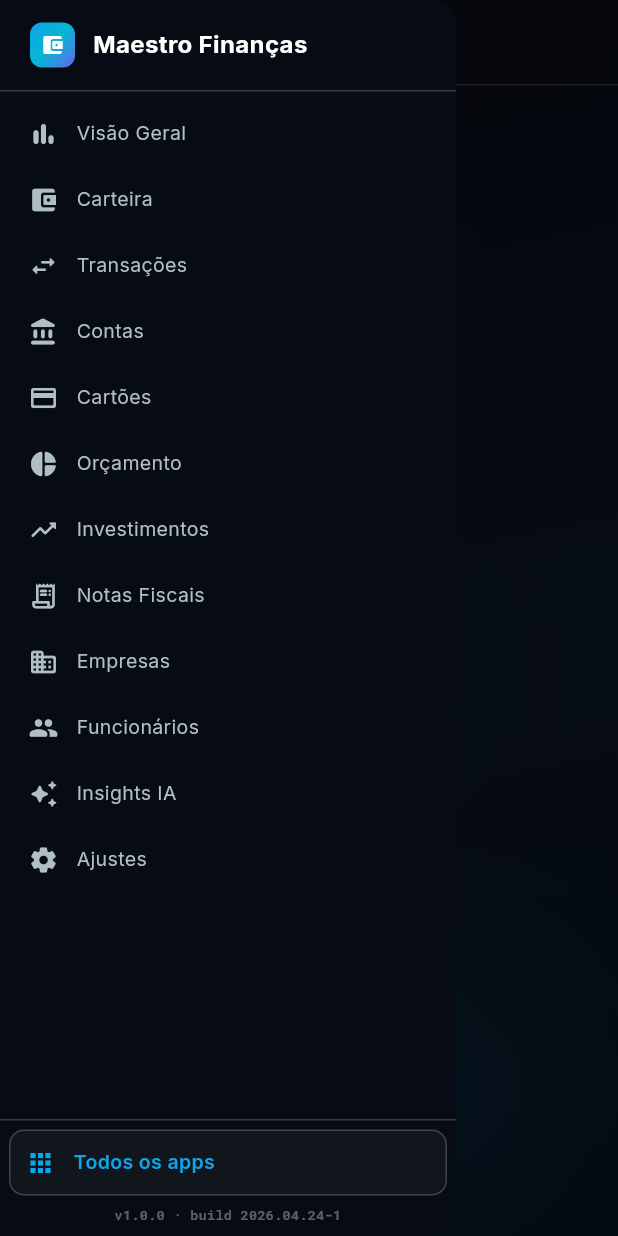
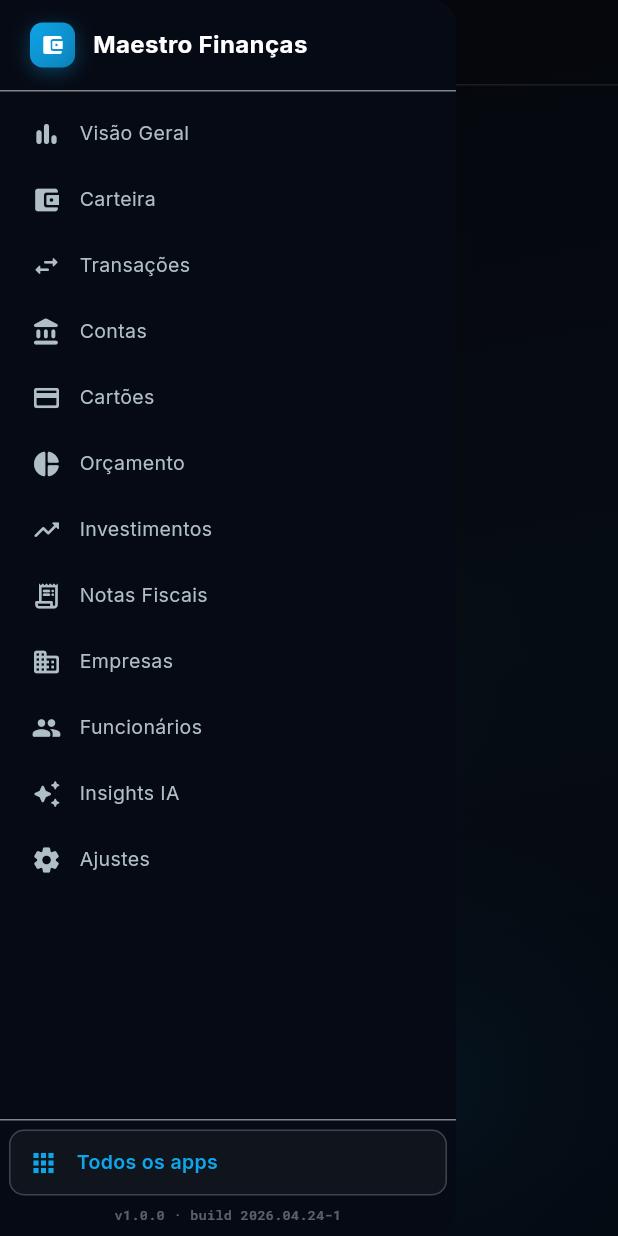
Before and after one commit to devchave/MaestroFinancas, a Flutter app: the ToolScaffold screen opened directly with empty values, with the side drawer open, on a phone screen of 412 x 824 dp. Run offline on Flutter 3.47's test engine with Material 3 defaults, Android fonts, the phone set to English and light mode, and no system bars; our stand-ins replace flutter_animate, go_router, google_fonts.

Commit message:
Refactor ToolScaffold to use design system
- Sidebar background shifted from pure-black to #060A14 (subtle depth)
- All paddings/radii via AppSpacing/AppRadius tokens
- All text via AppTypo (titleSmall, bodySmall)
- AppIconBadge replaces hand-rolled gradient badge in top bar and drawer header
- AppDivider replaces raw Divider usages
- Drawer header shows proper brand (icon badge + 'Maestro Finanças')

https://claude.ai/code/session_011YfDwKA5sEXCSYcbTsZePf

```diff
--- a/app/lib/widgets/tool_scaffold.dart
+++ b/app/lib/widgets/tool_scaffold.dart
@@ -1,9 +1,12 @@
 import 'package:flutter/material.dart';
 import 'package:go_router/go_router.dart';
-import 'package:google_fonts/google_fonts.dart';
 import '../models/app_tool.dart';
 import '../theme/app_colors.dart';
+import '../theme/app_radius.dart';
+import '../theme/app_spacing.dart';
+import '../theme/app_typography.dart';
 import 'animated_background.dart';
+import 'app_ui.dart';
 import 'version_badge.dart';
 
 const _kCollapsed = 64.0;
@@ -11,8 +14,8 @@ const _kExpanded = 240.0;
 const _kDesktopBreak = 900.0;
 
 /// Scaffold compartilhado por todas as telas de ferramenta.
-/// Desktop (≥900px): sidebar permanente colapsável via hamburger interno.
-/// Mobile (<900px): sidebar vira Drawer abrível pelo hamburger no top bar.
+/// Desktop (≥900px): sidebar permanente colapsável via hamburger.
+/// Mobile (<900px): sidebar vira Drawer abrível pelo hamburger do top bar.
 class ToolScaffold extends StatefulWidget {
   final String toolId;
   final Widget content;
@@ -55,9 +58,7 @@ class _ToolScaffoldState extends State<ToolScaffold> {
     return Scaffold(
       key: _scaffoldKey,
       backgroundColor: AppColors.bg1,
-      drawer: isDesktop
-          ? null
-          : _MobileDrawer(currentId: widget.toolId),
+      drawer: isDesktop ? null : _MobileDrawer(currentId: widget.toolId),
       floatingActionButton: widget.floatingActionButton,
       body: AnimatedBackground(
         child: SafeArea(
@@ -126,7 +127,8 @@ class _DesktopSidebar extends StatelessWidget {
   @override
   Widget build(BuildContext context) {
     return Container(
-      color: const Color(0xFF070C14),
+      // Tom levemente mais escuro que bg1 para criar profundidade
+      color: const Color(0xFF060A14),
       child: Column(
         children: [
           // Hamburger header
@@ -136,7 +138,7 @@ class _DesktopSidebar extends StatelessWidget {
               height: 52,
               child: Padding(
                 padding: EdgeInsets.symmetric(
-                    horizontal: expanded ? 16 : 0),
+                    horizontal: expanded ? AppSpacing.md : 0),
                 child: Row(
                   mainAxisAlignment: expanded
                       ? MainAxisAlignment.start
@@ -145,30 +147,21 @@ class _DesktopSidebar extends StatelessWidget {
                     const Icon(Icons.menu_rounded,
                         color: AppColors.textSecondary, size: 22),
                     if (expanded) ...[
-                      const SizedBox(width: 12),
-                      Text(
-                        'Maestro',
-                        style: GoogleFonts.inter(
-                          color: Colors.white,
-                          fontWeight: FontWeight.w700,
-                          fontSize: 16,
-                          letterSpacing: -0.3,
-                        ),
-                      ),
+                      const SizedBox(width: AppSpacing.smd),
+                      Text('Maestro', style: AppTypo.titleSmall),
                     ],
                   ],
                 ),
               ),
             ),
           ),
-          const Divider(height: 1, color: AppColors.glassBorder),
-          const SizedBox(height: 4),
+          const AppDivider(),
+          const SizedBox(height: AppSpacing.xs),
 
-          // Tools list
           Expanded(
             child: ListView(
               padding: const EdgeInsets.symmetric(
-                  horizontal: 6, vertical: 2),
+                  horizontal: AppSpacing.xs + 2, vertical: 2),
               children: appTools.map((tool) {
                 return _SidebarItem(
                   tool: tool,
@@ -180,18 +173,16 @@ class _DesktopSidebar extends StatelessWidget {
             ),
           ),
 
-          // Home button
-          const Divider(height: 1, color: AppColors.glassBorder),
+          const AppDivider(),
           _HomeItem(
             expanded: expanded,
             onTap: () => context.go('/app'),
           ),
-          if (expanded) ...[
+          if (expanded)
             const Padding(
-              padding: EdgeInsets.only(bottom: 8),
+              padding: EdgeInsets.only(bottom: AppSpacing.sm),
               child: VersionBadge(fontSize: 9),
             ),
-          ],
         ],
       ),
     );
@@ -208,51 +199,35 @@ class _MobileDrawer extends StatelessWidget {
   @override
   Widget build(BuildContext context) {
     return Drawer(
-      backgroundColor: const Color(0xFF070C14),
+      backgroundColor: const Color(0xFF060A14),
       child: SafeArea(
         child: Column(
           children: [
-            // Header
+            // Header com brand
             Container(
               height: 60,
-              padding: const EdgeInsets.symmetric(horizontal: 20),
+              padding:
+                  const EdgeInsets.symmetric(horizontal: AppSpacing.screen),
               child: Row(
                 children: [
-                  Container(
-                    width: 30,
-                    height: 30,
-                    decoration: BoxDecoration(
-                      gradient: const LinearGradient(
-                        colors: AppColors.accentGradient,
-                        begin: Alignment.topLeft,
-                        end: Alignment.bottomRight,
-                      ),
-                      borderRadius: BorderRadius.circular(8),
-                    ),
-                    child: const Icon(
-                        Icons.account_balance_wallet_rounded,
-                        color: Colors.white,
-                        size: 16),
+                  const AppIconBadge(
+                    icon: Icons.account_balance_wallet_rounded,
+                    color: AppColors.accent1,
+                    size: 30,
+                    iconSize: 16,
                   ),
-                  const SizedBox(width: 12),
-                  Text(
-                    'Maestro Finanças',
-                    style: GoogleFonts.inter(
-                      color: Colors.white,
-                      fontWeight: FontWeight.w700,
-                      fontSize: 16,
-                    ),
-                  ),
+                  const SizedBox(width: AppSpacing.smd),
+                  Text('Maestro Finanças', style: AppTypo.titleSmall),
                 ],
               ),
             ),
-            const Divider(height: 1, color: AppColors.glassBorder),
-            const SizedBox(height: 4),
+            const AppDivider(),
+            const SizedBox(height: AppSpacing.xs),
 
             Expanded(
               child: ListView(
                 padding: const EdgeInsets.symmetric(
-                    horizontal: 8, vertical: 2),
+                    horizontal: AppSpacing.sm, vertical: 2),
                 children: appTools.map((tool) {
                   return _SidebarItem(
                     tool: tool,
@@ -267,7 +242,7 @@ class _MobileDrawer extends StatelessWidget {
               ),
             ),
 
-            const Divider(height: 1, color: AppColors.glassBorder),
+            const AppDivider(),
             _HomeItem(
               expanded: true,
               onTap: () {
@@ -276,7 +251,7 @@ class _MobileDrawer extends StatelessWidget {
               },
             ),
             const Padding(
-              padding: EdgeInsets.only(bottom: 8),
+              padding: EdgeInsets.only(bottom: AppSpacing.sm),
               child: VersionBadge(fontSize: 9),
             ),
           ],
@@ -308,14 +283,14 @@ class _SidebarItem extends StatelessWidget {
       child: Container(
         margin: const EdgeInsets.symmetric(vertical: 1),
         padding: EdgeInsets.symmetric(
-          horizontal: expanded ? 10 : 0,
-          vertical: 10,
+          horizontal: expanded ? AppSpacing.smd : 0,
+          vertical: AppSpacing.smd - 2,
         ),
         decoration: BoxDecoration(
           color: active
               ? tool.color.withValues(alpha: 0.15)
               : Colors.transparent,
-          borderRadius: BorderRadius.circular(10),
+          borderRadius: BorderRadius.circular(AppRadius.sm),
           border: Border.all(
             color: active
                 ? tool.color.withValues(alpha: 0.3)
@@ -333,15 +308,14 @@ class _SidebarItem extends StatelessWidget {
               size: 20,
             ),
             if (expanded) ...[
-              const SizedBox(width: 12),
+              const SizedBox(width: AppSpacing.smd),
               Expanded(
                 child: Text(
                   tool.name,
-                  style: GoogleFonts.inter(
+                  style: AppTypo.bodySmall.copyWith(
                     color: active
                         ? Colors.white
                         : AppColors.textSecondary,
-                    fontSize: 13,
                     fontWeight: active
                         ? FontWeight.w600
                         : FontWeight.w400,
@@ -370,14 +344,14 @@ class _HomeItem extends StatelessWidget {
     return GestureDetector(
       onTap: onTap,
       child: Container(
-        margin: const EdgeInsets.all(6),
+        margin: const EdgeInsets.all(AppSpacing.xs + 2),
         padding: EdgeInsets.symmetric(
-          horizontal: expanded ? 10 : 0,
-          vertical: 11,
+          horizontal: expanded ? AppSpacing.smd : 0,
+          vertical: AppSpacing.smd - 1,
         ),
         decoration: BoxDecoration(
           color: Colors.white.withValues(alpha: 0.04),
-          borderRadius: BorderRadius.circular(10),
+          borderRadius: BorderRadius.circular(AppRadius.sm),
           border: Border.all(color: AppColors.glassBorder),
         ),
         child: Row(
@@ -388,13 +362,12 @@ class _HomeItem extends StatelessWidget {
             const Icon(Icons.apps_rounded,
                 color: AppColors.accent1, size: 20),
             if (expanded) ...[
-              const SizedBox(width: 12),
+              const SizedBox(width: AppSpacing.smd),
               Expanded(
                 child: Text(
                   'Todos os apps',
-                  style: GoogleFonts.inter(
+                  style: AppTypo.bodySmall.copyWith(
                     color: AppColors.accent1,
-                    fontSize: 13,
                     fontWeight: FontWeight.w600,
                   ),
                 ),
@@ -425,11 +398,10 @@ class _TopBar extends StatelessWidget {
   @override
   Widget build(BuildContext context) {
     return Container(
-      padding: const EdgeInsets.symmetric(horizontal: 4, vertical: 4),
+      padding: const EdgeInsets.symmetric(
+          horizontal: AppSpacing.xs, vertical: AppSpacing.xs),
       decoration: const BoxDecoration(
-        border: Border(
-          bottom: BorderSide(color: AppColors.glassBorder),
-        ),
+        border: Border(bottom: BorderSide(color: AppColors.glassBorder)),
       ),
       child: Row(
         children: [
@@ -441,35 +413,18 @@ class _TopBar extends StatelessWidget {
               tooltip: 'Menu',
             )
           else
-            const SizedBox(width: 16),
-          Container(
-            width: 30,
-            height: 30,
-            decoration: BoxDecoration(
-              gradient: LinearGradient(
-                colors: [
-                  tool.color,
-                  tool.color.withValues(alpha: 0.7)
-                ],
-                begin: Alignment.topLeft,
-                end: Alignment.bottomRight,
-              ),
-              borderRadius: BorderRadius.circular(8),
-            ),
-            child: Icon(tool.icon, color: Colors.white, size: 16),
+            const SizedBox(width: AppSpacing.md),
+          AppIconBadge(
+            icon: tool.icon,
+            color: tool.color,
+            size: 30,
+            iconSize: 16,
           ),
-          const SizedBox(width: 10),
-          Text(
-            tool.name,
-            style: GoogleFonts.inter(
-              color: Colors.white,
-              fontWeight: FontWeight.w700,
-              fontSize: 16,
-            ),
-          ),
+          const SizedBox(width: AppSpacing.smd),
+          Text(tool.name, style: AppTypo.titleSmall),
           const Spacer(),
           if (trailing != null) trailing!,
-          const SizedBox(width: 8),
+          const SizedBox(width: AppSpacing.sm),
         ],
       ),
     );
```
